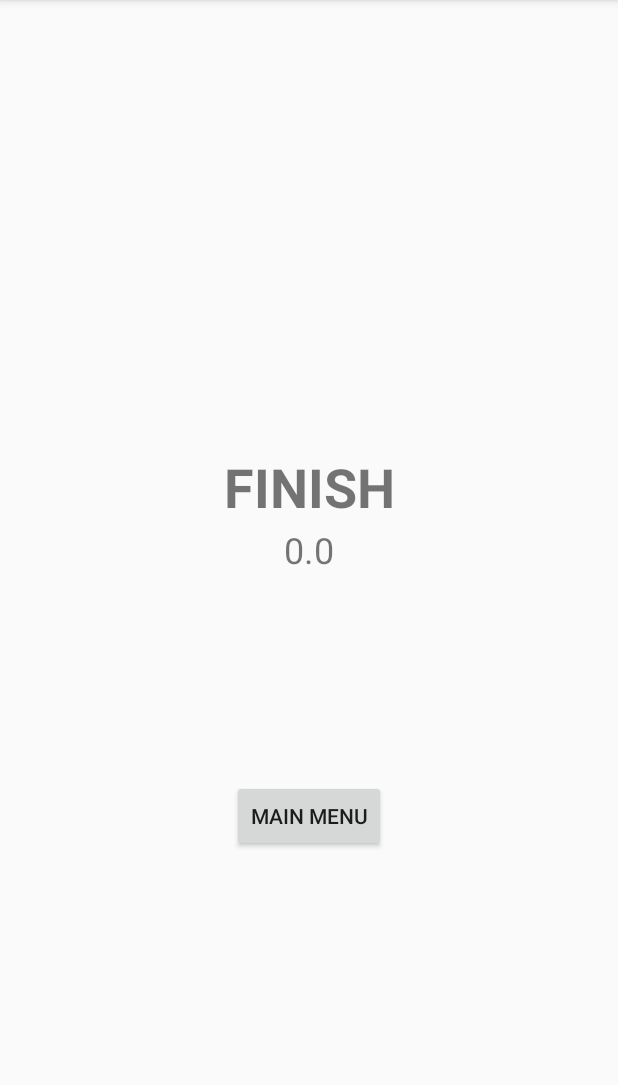
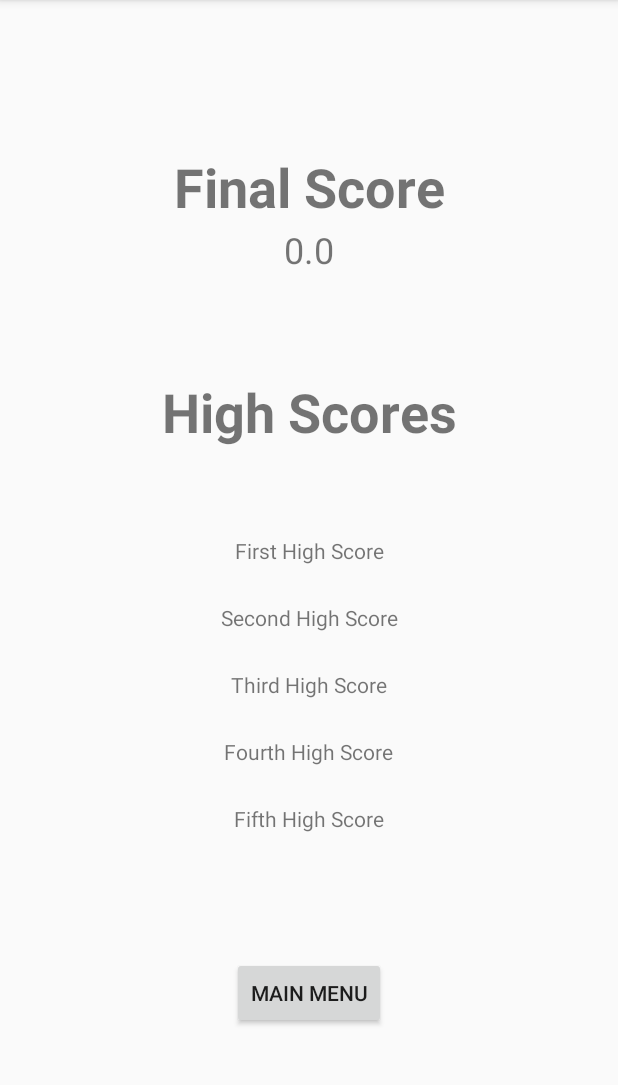
Before and after one commit to adanehy1/MovieQuoteApp, an Android app: the FinishScreen screen opened directly, with no data from a screen before it, on a phone screen of 412 x 824 dp, the part 84-1169 px from its top. Run offline under Robolectric (Android 15) with nearby library versions, the phone set to English and light mode, and no system bars.

Commit message:
Added High Score Stuff

```diff
--- a/app/src/main/AndroidManifest.xml
+++ b/app/src/main/AndroidManifest.xml
@@ -13,7 +13,8 @@
         android:roundIcon="@mipmap/ic_launcher_round"
         android:supportsRtl="true"
         android:theme="@style/AppTheme">
-        <activity android:name=".MovieSelectActivity"></activity>
+        <activity android:name=".HighScoreActivity"></activity>
+        <activity android:name=".MovieSelectActivity" />
         <activity android:name=".FinishScreen" />
         <activity android:name=".NextRoundCounter" />
         <activity android:name=".DisplayCorrectActivity" />
--- a/app/src/main/java/com/example/moviequotev2/DisplayCorrectActivity.java
+++ b/app/src/main/java/com/example/moviequotev2/DisplayCorrectActivity.java
@@ -19,6 +19,8 @@ public class DisplayCorrectActivity extends AppCompatActivity {
     private CountDownTimer mCountDownTimer;
     private boolean mTimerRunning; //true/false of whether the timer is running
     private long mTimeLeftInMillis = START_TIME_IN_MILLIS; //Variable of the time left
+    static int roundNums = 5;
+
     @Override
     protected void onCreate(Bundle savedInstanceState) {
         super.onCreate(savedInstanceState);
--- a/app/src/main/java/com/example/moviequotev2/DisplayIncorrectActivity.java
+++ b/app/src/main/java/com/example/moviequotev2/DisplayIncorrectActivity.java
@@ -14,6 +14,7 @@ public class DisplayIncorrectActivity extends AppCompatActivity {
     private CountDownTimer mCountDownTimer;
     private boolean mTimerRunning; //true/false of whether the timer is running
     private long mTimeLeftInMillis = START_TIME_IN_MILLIS; //Variable of the time left
+    static int roundNums = 5;
 
     @Override
     protected void onCreate(Bundle savedInstanceState) {
--- a/app/src/main/java/com/example/moviequotev2/FinishScreen.java
+++ b/app/src/main/java/com/example/moviequotev2/FinishScreen.java
@@ -2,14 +2,24 @@ package com.example.moviequotev2;
 
 import androidx.appcompat.app.AppCompatActivity;
 
+import android.content.Context;
 import android.content.Intent;
 import android.os.Bundle;
+import android.os.CountDownTimer;
 import android.view.View;
 import android.widget.TextView;
 
 import java.io.FileNotFoundException;
+import java.io.FileOutputStream;
+import java.io.IOException;
 
 public class FinishScreen extends AppCompatActivity {
+    private static final long START_TIME_IN_MILLIS = 3000; //Inital start time of the timer
+    private TextView mTextViewCountDown; //Creates the variable that sets the text in the text view
+    private CountDownTimer mCountDownTimer;
+    private boolean mTimerRunning; //true/false of whether the timer is running
+    private long mTimeLeftInMillis = START_TIME_IN_MILLIS; //Variable of the time left
+    static int roundNums = 5;
 
     @Override
     protected void onCreate(Bundle savedInstanceState) {
@@ -19,11 +29,30 @@ public class FinishScreen extends AppCompatActivity {
         TextView textView = (TextView) findViewById(R.id.finalScore);
         textView.setText(String.valueOf(((globalClass) this.getApplication()).getScore()));
         //string with the title of "globalClass" creates the score
+
+        TextView textView1 = (TextView) findViewById(R.id.HS1);
+        textView1.setText("First High Score");
+
+        TextView textView2 = (TextView) findViewById(R.id.HS2);
+        textView2.setText("Second High Score");
+
+        TextView textView3 = (TextView) findViewById(R.id.HS3);
+        textView3.setText("Third High Score");
+
+        TextView textView4 = (TextView) findViewById(R.id.HS4);
+        textView4.setText("Fourth High Score");
+
+        TextView textView5 = (TextView) findViewById(R.id.HS5);
+        textView5.setText("Fifth High Score");
     }
-    public void mainMenu(View view) throws FileNotFoundException {
+
+    public void openButton(View view) {
         Intent intent = new Intent(this, MainActivity.class);
         startActivity(intent);
     }
+
+
+
     @Override
     public void onBackPressed(){
 
--- a/app/src/main/java/com/example/moviequotev2/MainActivity.java
+++ b/app/src/main/java/com/example/moviequotev2/MainActivity.java
@@ -23,4 +23,9 @@ public static final String EXTRA_MESSAGE = "com.example.moviequotev2.MESSAGE";
         Intent intent = new Intent(this, DisplayMessageActivity.class);
         startActivity(intent);
     }
+
+    public void highScore(View view) {
+        Intent intent2 = new Intent(this, HighScoreActivity.class);
+        startActivity(intent2);
+    }
 }
--- a/app/src/main/res/layout/activity_finish_screen.xml
+++ b/app/src/main/res/layout/activity_finish_screen.xml
@@ -7,36 +7,102 @@
     tools:context=".FinishScreen">
 
     <TextView
+        android:id="@+id/HS3"
+        android:layout_width="wrap_content"
+        android:layout_height="wrap_content"
+        android:layout_marginTop="25dp"
+        android:text="TextView"
+        app:layout_constraintEnd_toEndOf="parent"
+        app:layout_constraintHorizontal_bias="0.501"
+        app:layout_constraintStart_toStartOf="parent"
+        app:layout_constraintTop_toBottomOf="@+id/HS2" />
+
+    <TextView
         android:id="@+id/finish"
         android:layout_width="wrap_content"
         android:layout_height="wrap_content"
-        android:layout_marginTop="300dp"
-        android:text="FINISH"
+        android:layout_marginTop="100dp"
+        android:text="Final Score"
         android:textSize="36sp"
         android:textStyle="bold"
         app:layout_constraintEnd_toEndOf="parent"
         app:layout_constraintStart_toStartOf="parent"
         app:layout_constraintTop_toTopOf="parent" />
 
-    <Button
-        android:id="@+id/mainMenu"
-        android:layout_width="wrap_content"
-        android:layout_height="wrap_content"
-        android:layout_marginBottom="200dp"
-        android:onClick="mainMenu"
-        android:text="Main Menu"
-        app:layout_constraintBottom_toBottomOf="parent"
-        app:layout_constraintEnd_toEndOf="parent"
-        app:layout_constraintStart_toStartOf="parent" />
-
     <TextView
         android:id="@+id/finalScore"
         android:layout_width="wrap_content"
         android:layout_height="wrap_content"
-        android:layout_marginTop="350dp"
+        android:layout_marginTop="150dp"
         android:text="TextView"
         android:textSize="24sp"
         app:layout_constraintEnd_toEndOf="parent"
         app:layout_constraintStart_toStartOf="parent"
         app:layout_constraintTop_toTopOf="parent" />
+
+    <TextView
+        android:id="@+id/textView5"
+        android:layout_width="wrap_content"
+        android:layout_height="wrap_content"
+        android:layout_marginTop="250dp"
+        android:text="High Scores"
+        android:textSize="36sp"
+        android:textStyle="bold"
+        app:layout_constraintEnd_toEndOf="parent"
+        app:layout_constraintStart_toStartOf="parent"
+        app:layout_constraintTop_toTopOf="parent" />
+
+    <TextView
+        android:id="@+id/HS1"
+        android:layout_width="wrap_content"
+        android:layout_height="wrap_content"
+        android:layout_marginTop="25dp"
+        android:text="TextView"
+        app:layout_constraintBottom_toBottomOf="parent"
+        app:layout_constraintEnd_toEndOf="parent"
+        app:layout_constraintHorizontal_bias="0.501"
+        app:layout_constraintStart_toStartOf="parent"
+        app:layout_constraintTop_toBottomOf="@+id/textView5"
+        app:layout_constraintVertical_bias="0.078" />
+
+    <TextView
+        android:id="@+id/HS2"
+        android:layout_width="wrap_content"
+        android:layout_height="wrap_content"
+        android:layout_marginTop="25dp"
+        android:text="TextView"
+        app:layout_constraintEnd_toEndOf="parent"
+        app:layout_constraintStart_toStartOf="parent"
+        app:layout_constraintTop_toBottomOf="@+id/HS1" />
+
+    <TextView
+        android:id="@+id/HS4"
+        android:layout_width="wrap_content"
+        android:layout_height="wrap_content"
+        android:layout_marginTop="25dp"
+        android:text="TextView"
+        app:layout_constraintEnd_toEndOf="parent"
+        app:layout_constraintStart_toStartOf="parent"
+        app:layout_constraintTop_toBottomOf="@+id/HS3" />
+
+    <TextView
+        android:id="@+id/HS5"
+        android:layout_width="wrap_content"
+        android:layout_height="wrap_content"
+        android:layout_marginTop="25dp"
+        android:text="TextView"
+        app:layout_constraintEnd_toEndOf="parent"
+        app:layout_constraintStart_toStartOf="parent"
+        app:layout_constraintTop_toBottomOf="@+id/HS4" />
+
+    <Button
+        android:id="@+id/button6"
+        android:layout_width="wrap_content"
+        android:layout_height="wrap_content"
+        android:onClick="openButton"
+        android:text="Main Menu"
+        app:layout_constraintBottom_toBottomOf="parent"
+        app:layout_constraintEnd_toEndOf="parent"
+        app:layout_constraintStart_toStartOf="parent"
+        app:layout_constraintTop_toBottomOf="@+id/HS5" />
 </androidx.constraintlayout.widget.ConstraintLayout>
```
Also changed, not shown: app/src/main/java/com/example/moviequotev2/HighScoreActivity.java (added, +62 -0 lines), app/src/main/res/layout/activity_high_score.xml (added, +131 -0 lines), app/src/main/res/layout/activity_main.xml (+11 -0 lines).
